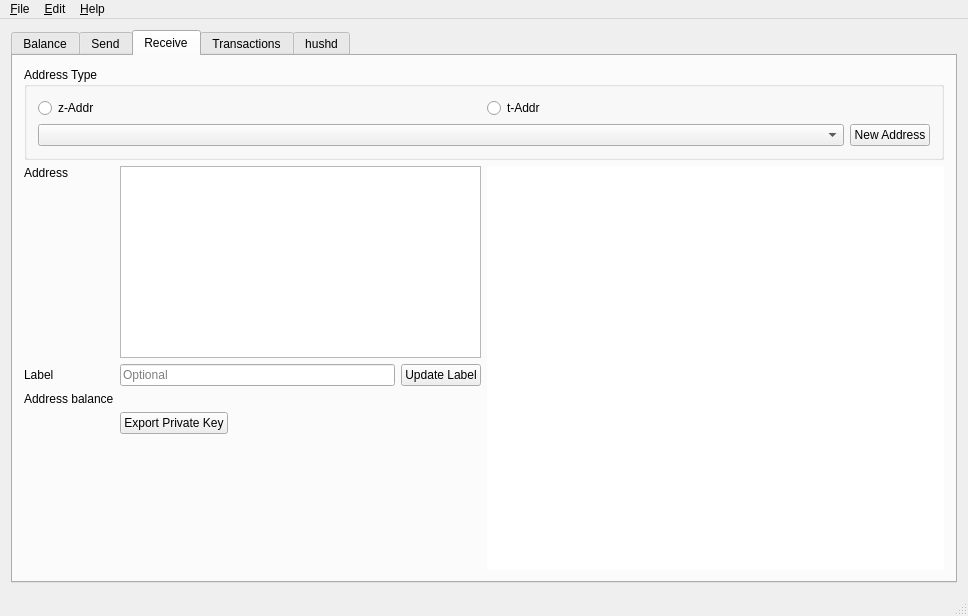
ZcashFoundation/zecwallet, file src/mainwindow.ui: the form before one commit.
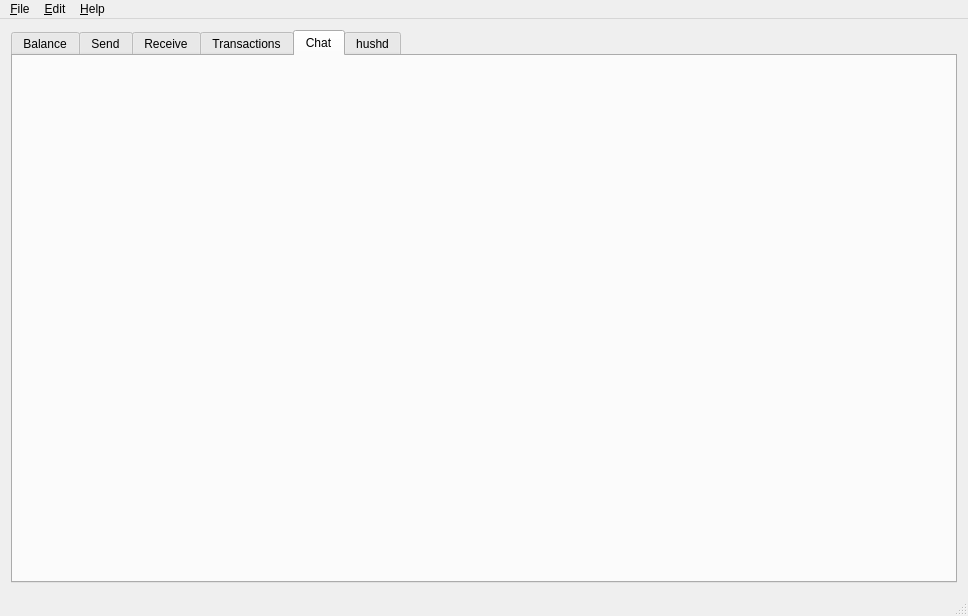
The form after the commit. The open tabs and pages were chosen to show the change. Icons and pictures are not drawn. Custom widgets are drawn as their Qt base class.

Commit message: Add Chat tab to mainwindow ui

Patch:
```diff
--- a/src/mainwindow.ui
+++ b/src/mainwindow.ui
@@ -873,6 +873,31 @@
         </item>
        </layout>
       </widget>
+
+      <widget class="QWidget" name="chat_tab">
+       <attribute name="title">
+        <string>Chat</string>
+       </attribute>
+       <layout class="QVBoxLayout" name="verticalLayout_7">
+           <item>
+                <widget class="QLabel" name="MemoText">
+                <property name="font">
+                    <font>
+                    <pointsize>10</pointsize>
+                    </font>
+                </property>
+                <property name="text">Welcome To The Future -- Duke
+                    <string/>
+                </property>
+                <property name="wordWrap">
+                    <bool>true</bool>
+                </property>
+                </widget>
+           </item>
+
+       </layout>
+      </widget>
+
       <widget class="QWidget" name="tab_5">
        <attribute name="title">
         <string>hushd</string>
```
